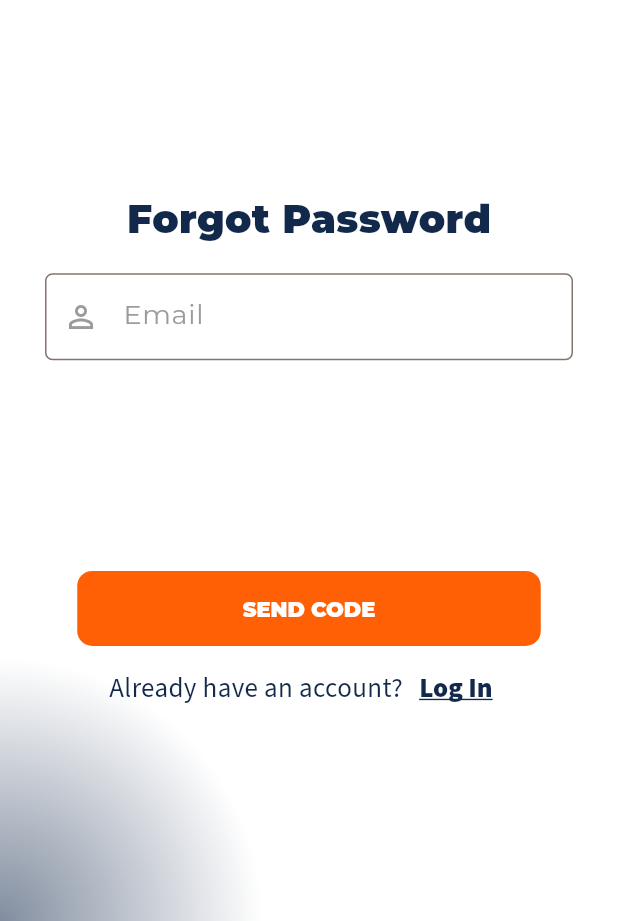
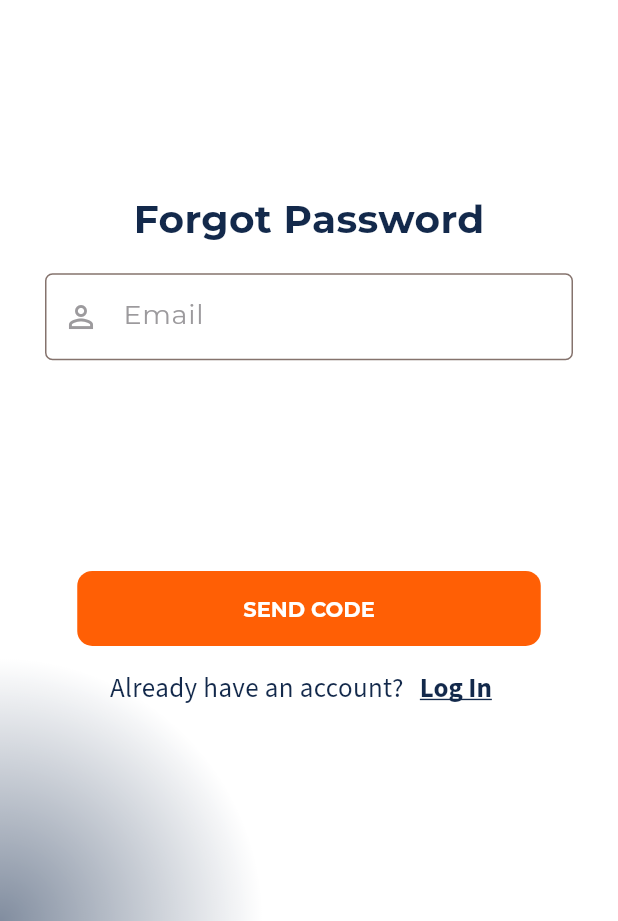
Before and after one commit to Srinidhi-04/ida-app, a Flutter app: the SignupPage screen opened by its route, after a tap on "SIGNUP", after a tap on "Log In", after a tap on "Forgot Password", on a phone screen of 412 x 824 dp, the part 315-1236 px from its top. Run offline on Flutter 3.47's test engine with Material 3 defaults, Android fonts, the phone set to English and light mode, and no system bars; our stand-ins replace firebase_core, firebase_messaging, flutter_local_notifications, flutter_secure_storage, flutter_slidable, geolocator and 3 more; accounts and stored records are empty; generated files the repository leaves out were written again.

Commit message:
Restored to font weight delta 3

```diff
--- a/src/lib/pages/forgot_page.dart
+++ b/src/lib/pages/forgot_page.dart
@@ -99,7 +99,11 @@ class _ForgotPageState extends State<ForgotPage> {
       "token": info["token"].toString(),
     });
 
-    await NotificationsManager.subscribeAllNotifications(info["user_id"], info["token"], info["reminders"]);
+    await NotificationsManager.subscribeAllNotifications(
+      info["user_id"],
+      info["token"],
+      info["reminders"],
+    );
 
     Navigator.popAndPushNamed(context, "/home");
 
@@ -196,7 +200,7 @@ class _ForgotPageState extends State<ForgotPage> {
                                 context,
                               ).typography.black.headlineLarge!.apply(
                                 color: Theme.of(context).primaryColorDark,
-                                fontWeightDelta: 7,
+                                fontWeightDelta: 3,
                               ),
                             ),
                             Padding(
@@ -314,7 +318,7 @@ class _ForgotPageState extends State<ForgotPage> {
                                                   Theme.of(
                                                     context,
                                                   ).primaryColorDark,
-                                              fontWeightDelta: 7,
+                                              fontWeightDelta: 3,
                                               decoration:
                                                   TextDecoration.underline,
                                             ),
@@ -402,7 +406,7 @@ class _ForgotPageState extends State<ForgotPage> {
                                     .typography
                                     .white
                                     .labelMedium!
-                                    .apply(fontWeightDelta: 7),
+                                    .apply(fontWeightDelta: 3),
                               ),
                               style: ButtonStyle(
                                 backgroundColor: WidgetStatePropertyAll(
@@ -450,7 +454,7 @@ class _ForgotPageState extends State<ForgotPage> {
                                       ).typography.black.bodyLarge!.apply(
                                         color:
                                             Theme.of(context).primaryColorDark,
-                                        fontWeightDelta: 7,
+                                        fontWeightDelta: 3,
                                         decoration: TextDecoration.underline,
                                       ),
                                     ),
--- a/src/lib/pages/login_page.dart
+++ b/src/lib/pages/login_page.dart
@@ -88,7 +88,11 @@ class _LoginPageState extends State<LoginPage> {
       "token": info["token"].toString(),
     });
 
-    await NotificationsManager.subscribeAllNotifications(info["user_id"], info["token"], info["reminders"]);
+    await NotificationsManager.subscribeAllNotifications(
+      info["user_id"],
+      info["token"],
+      info["reminders"],
+    );
 
     Navigator.popAndPushNamed(context, "/home");
 
@@ -164,7 +168,7 @@ class _LoginPageState extends State<LoginPage> {
                                 context,
                               ).typography.black.headlineLarge!.apply(
                                 color: Theme.of(context).primaryColorDark,
-                                fontWeightDelta: 7,
+                                fontWeightDelta: 3,
                               ),
                             ),
                             Padding(
@@ -294,7 +298,7 @@ class _LoginPageState extends State<LoginPage> {
                                     .typography
                                     .white
                                     .labelMedium!
-                                    .apply(fontWeightDelta: 7),
+                                    .apply(fontWeightDelta: 3),
                               ),
                               style: ButtonStyle(
                                 backgroundColor: WidgetStatePropertyAll(
@@ -342,7 +346,7 @@ class _LoginPageState extends State<LoginPage> {
                                       ).typography.black.bodyLarge!.apply(
                                         color:
                                             Theme.of(context).primaryColorDark,
-                                        fontWeightDelta: 7,
+                                        fontWeightDelta: 3,
                                         decoration: TextDecoration.underline,
                                       ),
                                     ),
--- a/src/lib/pages/signup_page.dart
+++ b/src/lib/pages/signup_page.dart
@@ -134,7 +134,7 @@ class _SignupPageState extends State<SignupPage> {
                                 context,
                               ).typography.black.headlineLarge!.apply(
                                 color: Theme.of(context).primaryColorDark,
-                                fontWeightDelta: 7,
+                                fontWeightDelta: 3,
                               ),
                             ),
                             Padding(
@@ -284,7 +284,7 @@ class _SignupPageState extends State<SignupPage> {
                                     .typography
                                     .white
                                     .labelMedium!
-                                    .apply(fontWeightDelta: 7),
+                                    .apply(fontWeightDelta: 3),
                               ),
                               style: ButtonStyle(
                                 backgroundColor: WidgetStatePropertyAll(
@@ -332,7 +332,7 @@ class _SignupPageState extends State<SignupPage> {
                                       ).typography.black.bodyLarge!.apply(
                                         color:
                                             Theme.of(context).primaryColorDark,
-                                        fontWeightDelta: 7,
+                                        fontWeightDelta: 3,
                                         decoration: TextDecoration.underline,
                                       ),
                                     ),
--- a/src/lib/pages/verify_page.dart
+++ b/src/lib/pages/verify_page.dart
@@ -167,7 +167,7 @@ class _VerifyPageState extends State<VerifyPage> {
                                 context,
                               ).typography.black.headlineLarge!.apply(
                                 color: Theme.of(context).primaryColorDark,
-                                fontWeightDelta: 7,
+                                fontWeightDelta: 3,
                               ),
                             ),
                             Padding(
@@ -223,7 +223,7 @@ class _VerifyPageState extends State<VerifyPage> {
                                       context,
                                     ).typography.black.bodyLarge!.apply(
                                       color: Theme.of(context).primaryColorDark,
-                                      fontWeightDelta: 7,
+                                      fontWeightDelta: 3,
                                       decoration: TextDecoration.underline,
                                     ),
                                   ),
@@ -272,7 +272,7 @@ class _VerifyPageState extends State<VerifyPage> {
                                     .typography
                                     .white
                                     .labelMedium!
-                                    .apply(fontWeightDelta: 7),
+                                    .apply(fontWeightDelta: 3),
                               ),
                               style: ButtonStyle(
                                 backgroundColor: WidgetStatePropertyAll(
```
